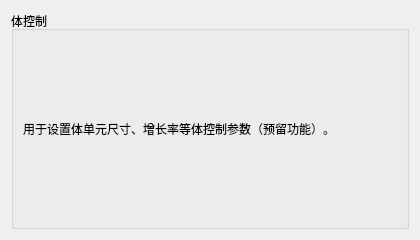
asd977/base_cae, file plugins/Base_Mesh/MeshVolumeControlWidget.ui: the form before one commit.
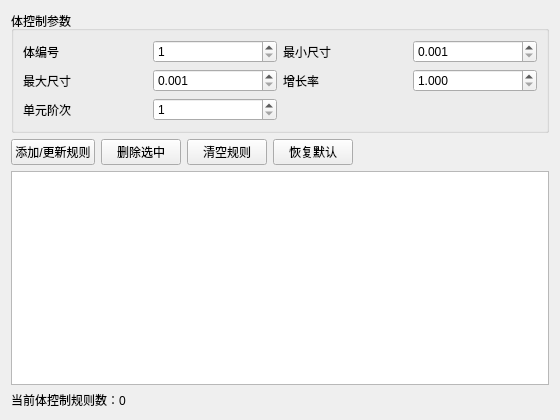
The form after the commit.

Commit message: 完善边/面/体控制Widget交互与UI

The edit to the form file:
```diff
--- a/plugins/Base_Mesh/MeshVolumeControlWidget.ui
+++ b/plugins/Base_Mesh/MeshVolumeControlWidget.ui
@@ -3,24 +3,45 @@
  <class>MeshVolumeControlWidget</class>
  <widget class="QWidget" name="MeshVolumeControlWidget">
   <property name="geometry">
-   <rect><x>0</x><y>0</y><width>420</width><height>240</height></rect>
+   <rect>
+    <x>0</x>
+    <y>0</y>
+    <width>560</width>
+    <height>420</height>
+   </rect>
   </property>
   <property name="windowTitle">
    <string>体控制</string>
   </property>
   <layout class="QVBoxLayout" name="verticalLayout">
    <item>
-    <widget class="QGroupBox" name="groupBox">
-     <property name="title"><string>体控制</string></property>
-     <layout class="QVBoxLayout" name="verticalLayout_2">
-      <item>
-       <widget class="QLabel" name="labelHint">
-        <property name="text"><string>用于设置体单元尺寸、增长率等体控制参数（预留功能）。</string></property>
-       </widget>
-      </item>
+    <widget class="QGroupBox" name="groupInputs">
+     <property name="title"><string>体控制参数</string></property>
+     <layout class="QGridLayout" name="gridLayout">
+      <item row="0" column="0"><widget class="QLabel" name="labelVolumeId"><property name="text"><string>体编号</string></property></widget></item>
+      <item row="0" column="1"><widget class="QSpinBox" name="spVolumeId"><property name="minimum"><number>1</number></property><property name="maximum"><number>999999</number></property></widget></item>
+      <item row="0" column="2"><widget class="QLabel" name="labelMin"><property name="text"><string>最小尺寸</string></property></widget></item>
+      <item row="0" column="3"><widget class="QDoubleSpinBox" name="dsMinSize"><property name="decimals"><number>3</number></property><property name="minimum"><double>0.001000000000000</double></property><property name="maximum"><double>9999.000000000000000</double></property></widget></item>
+      <item row="1" column="0"><widget class="QLabel" name="labelMax"><property name="text"><string>最大尺寸</string></property></widget></item>
+      <item row="1" column="1"><widget class="QDoubleSpinBox" name="dsMaxSize"><property name="decimals"><number>3</number></property><property name="minimum"><double>0.001000000000000</double></property><property name="maximum"><double>9999.000000000000000</double></property></widget></item>
+      <item row="1" column="2"><widget class="QLabel" name="labelGrowth"><property name="text"><string>增长率</string></property></widget></item>
+      <item row="1" column="3"><widget class="QDoubleSpinBox" name="dsGrowthRate"><property name="decimals"><number>3</number></property><property name="minimum"><double>1.000000000000000</double></property><property name="maximum"><double>10.000000000000000</double></property><property name="singleStep"><double>0.050000000000000</double></property></widget></item>
+      <item row="2" column="0"><widget class="QLabel" name="labelOrder"><property name="text"><string>单元阶次</string></property></widget></item>
+      <item row="2" column="1"><widget class="QSpinBox" name="spElementOrder"><property name="minimum"><number>1</number></property><property name="maximum"><number>2</number></property></widget></item>
      </layout>
     </widget>
    </item>
+   <item>
+    <layout class="QHBoxLayout" name="horizontalLayoutBtns">
+     <item><widget class="QPushButton" name="btnAddOrUpdate"><property name="text"><string>添加/更新规则</string></property></widget></item>
+     <item><widget class="QPushButton" name="btnRemoveSelected"><property name="text"><string>删除选中</string></property></widget></item>
+     <item><widget class="QPushButton" name="btnClearRules"><property name="text"><string>清空规则</string></property></widget></item>
+     <item><widget class="QPushButton" name="btnResetDefaults"><property name="text"><string>恢复默认</string></property></widget></item>
+     <item><spacer name="horizontalSpacer"><property name="orientation"><enum>Qt::Horizontal</enum></property><property name="sizeHint" stdset="0"><size><width>40</width><height>20</height></size></property></spacer></item>
+    </layout>
+   </item>
+   <item><widget class="QTableWidget" name="tableRules"/></item>
+   <item><widget class="QLabel" name="labelSummary"><property name="text"><string>当前体控制规则数：0</string></property></widget></item>
   </layout>
  </widget>
  <resources/>
```
The commit also changes 8 other files.
